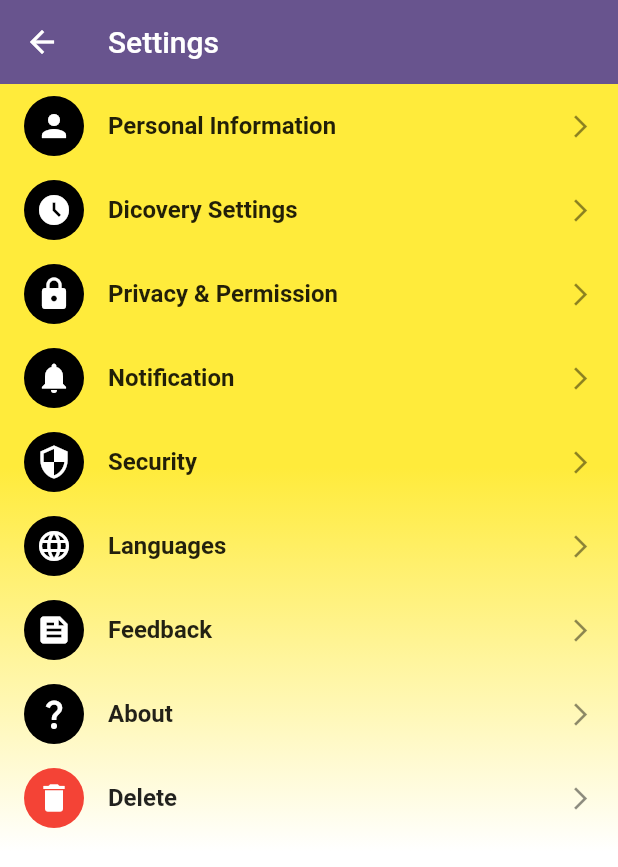
After one commit to Shahabmustafa/band_3_pro, a Flutter app: the SettingPage screen opened directly, on a phone screen of 412 x 824 dp. The commit adds this screen. Shown: the top 867 px of the screen. Run offline on Flutter 3.47's test engine with Material 2 defaults, Android fonts, the phone set to English and light mode, and no system bars; our stand-ins replace cached_network_image, flutter_slidable, persistent_bottom_nav_bar, pinput; missing offline and left inert: quick_technology; network calls fail.

Commit message:
add all code add on one commit

```diff
--- /dev/null
+++ b/lib/view/bottom navigation bar/setting/setting_screen.dart
@@ -0,0 +1,193 @@
+import 'package:band_two_pro/utils/routes/route_name.dart';
+import 'package:band_two_pro/view/bottom%20navigation%20bar/setting/setting_notification_screen.dart';
+import 'package:flutter/material.dart';
+import 'package:persistent_bottom_nav_bar/persistent_tab_view.dart';
+
+class SettingPage extends StatefulWidget {
+  const SettingPage({Key? key}) : super(key: key);
+
+  @override
+  State<SettingPage> createState() => _SettingPageState();
+}
+
+class _SettingPageState extends State<SettingPage> {
+  @override
+  Widget build(BuildContext context) {
+    final size = MediaQuery.sizeOf(context);
+    return Scaffold(
+      appBar: AppBar(
+        title: Text("Settings"),
+        elevation: 0,
+      ),
+      body: Container(
+        height: size.height * 1,
+        width: size.width * 1,
+        decoration: const BoxDecoration(
+          gradient: LinearGradient(
+            begin: Alignment.topCenter,
+            end: Alignment.bottomCenter,
+            colors: [
+              Colors.yellow,
+              Colors.yellow,
+              Colors.white,
+              Colors.white,
+            ],
+          ),
+        ),
+        child: Column(
+          children: [
+            ListTile(
+              leading: Container(
+                height: 40,
+                width: 40,
+                decoration: BoxDecoration(
+                  color: Colors.black,
+                  borderRadius: BorderRadius.circular(50)
+                ),
+                child: Icon(Icons.person,color: Colors.white,),
+              ),
+              title: Text("Personal Information",style: TextStyle(fontWeight: FontWeight.bold),),
+              trailing: Icon(Icons.arrow_forward_ios,size: 18,),
+              onTap: (){
+
+              },
+            ),
+            ListTile(
+              leading: Container(
+                height: 40,
+                width: 40,
+                decoration: BoxDecoration(
+                  color: Colors.black,
+                  borderRadius: BorderRadius.circular(50)
+                ),
+                child: Icon(Icons.access_time_filled,color: Colors.white,),
+              ),
+              title: Text("Dicovery Settings",style: TextStyle(fontWeight: FontWeight.bold),),
+              trailing: Icon(Icons.arrow_forward_ios,size: 18,),
+              onTap: (){
+
+              },
+            ),
+            ListTile(
+              leading: Container(
+                height: 40,
+                width: 40,
+                decoration: BoxDecoration(
+                  color: Colors.black,
+                  borderRadius: BorderRadius.circular(50)
+                ),
+                child: Icon(Icons.lock,color: Colors.white,),
+              ),
+              title: Text("Privacy & Permission",style: TextStyle(fontWeight: FontWeight.bold),),
+              trailing: Icon(Icons.arrow_forward_ios,size: 18,),
+              onTap: (){
+
+              },
+            ),
+            ListTile(
+              leading: Container(
+                height: 40,
+                width: 40,
+                decoration: BoxDecoration(
+                  color: Colors.black,
+                  borderRadius: BorderRadius.circular(50)
+                ),
+                child: Icon(Icons.notifications,color: Colors.white,),
+              ),
+              title: Text("Notification",style: TextStyle(fontWeight: FontWeight.bold),),
+              trailing: Icon(Icons.arrow_forward_ios,size: 18,),
+              onTap: (){
+                PersistentNavBarNavigator.pushNewScreen(
+                  context,
+                  screen: SettingNotificationPage(),
+                  withNavBar: false, // OPTIONAL VALUE. True by default.
+                  pageTransitionAnimation: PageTransitionAnimation.cupertino,
+                );
+              },
+            ),
+            ListTile(
+              leading: Container(
+                height: 40,
+                width: 40,
+                decoration: BoxDecoration(
+                  color: Colors.black,
+                  borderRadius: BorderRadius.circular(50)
+                ),
+                child: Icon(Icons.security,color: Colors.white,),
+              ),
+              title: Text("Security",style: TextStyle(fontWeight: FontWeight.bold),),
+              trailing: Icon(Icons.arrow_forward_ios,size: 18,),
+              onTap: (){
+
+              },
+            ),
+            ListTile(
+              leading: Container(
+                height: 40,
+                width: 40,
+                decoration: BoxDecoration(
+                  color: Colors.black,
+                  borderRadius: BorderRadius.circular(50)
+                ),
+                child: Icon(Icons.language,color: Colors.white,),
+              ),
+              title: Text("Languages",style: TextStyle(fontWeight: FontWeight.bold),),
+              trailing: Icon(Icons.arrow_forward_ios,size: 18,),
+              onTap: (){
+
+              },
+            ),
+            ListTile(
+              leading: Container(
+                height: 40,
+                width: 40,
+                decoration: BoxDecoration(
+                  color: Colors.black,
+                  borderRadius: BorderRadius.circular(50)
+                ),
+                child: Icon(Icons.feed,color: Colors.white,),
+              ),
+              title: Text("Feedback",style: TextStyle(fontWeight: FontWeight.bold),),
+              trailing: Icon(Icons.arrow_forward_ios,size: 18,),
+              onTap: (){
+
+              },
+            ),
+            ListTile(
+              leading: Container(
+                height: 40,
+                width: 40,
+                decoration: BoxDecoration(
+                  color: Colors.black,
+                  borderRadius: BorderRadius.circular(50)
+                ),
+                child: Icon(Icons.question_mark,color: Colors.white,),
+              ),
+              title: Text("About",style: TextStyle(fontWeight: FontWeight.bold),),
+              trailing: Icon(Icons.arrow_forward_ios,size: 18,),
+              onTap: (){
+
+              },
+            ),
+            ListTile(
+              leading: Container(
+                height: 40,
+                width: 40,
+                decoration: BoxDecoration(
+                  color: Colors.red,
+                  borderRadius: BorderRadius.circular(50)
+                ),
+                child: Icon(Icons.delete,color: Colors.white,),
+              ),
+              title: Text("Delete",style: TextStyle(fontWeight: FontWeight.bold),),
+              trailing: Icon(Icons.arrow_forward_ios,size: 18,),
+              onTap: (){
+                Navigator.push(context, MaterialPageRoute(builder: (context) => SettingNotificationPage()));
+              },
+            ),
+          ],
+        ),
+      ),
+    );
+  }
+}
```
Also changed, not shown: lib/utils/routes/route_name.dart (+24 -4 lines), lib/utils/routes/routes.dart (+56 -18 lines), lib/view/bottom navigation bar/home_screen.dart (added, +15 -0 lines), lib/view/bottom navigation bar/message_list_screen.dart (added, +202 -0 lines), assets/images/img_10.png (added), assets/images/img_11.png (added), lib/res/component/bottom_navigation_bar.dart (added), lib/view/bottom navigation bar/bottom_navigation_bar_screen.dart (added), lib/view/bottom navigation bar/message_screen.dart (added), lib/view/bottom navigation bar/people_screen.dart (added), lib/view/bottom navigation bar/schedule_screen.dart (added), lib/view/bottom navigation bar/setting/change_password.dart (added), lib/view/bottom navigation bar/setting/setting_languages.dart (added), lib/view/bottom navigation bar/setting/setting_notification_screen.dart (added), 2 more files.
